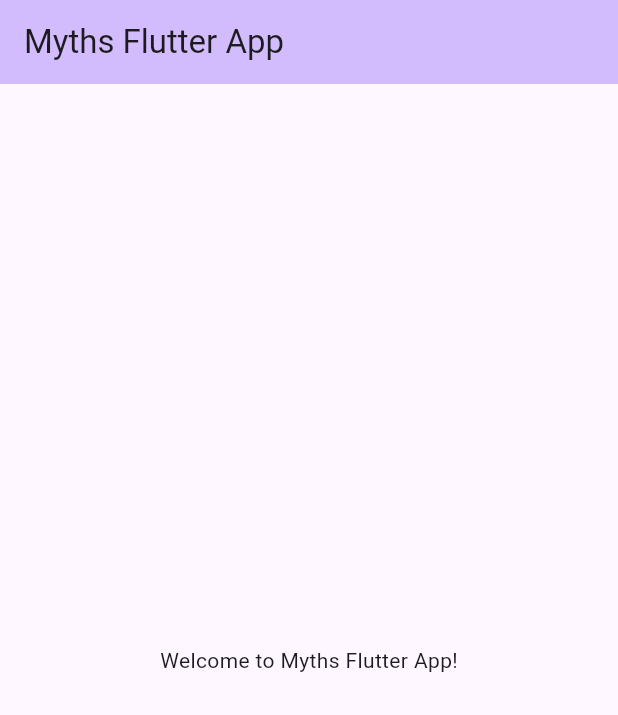
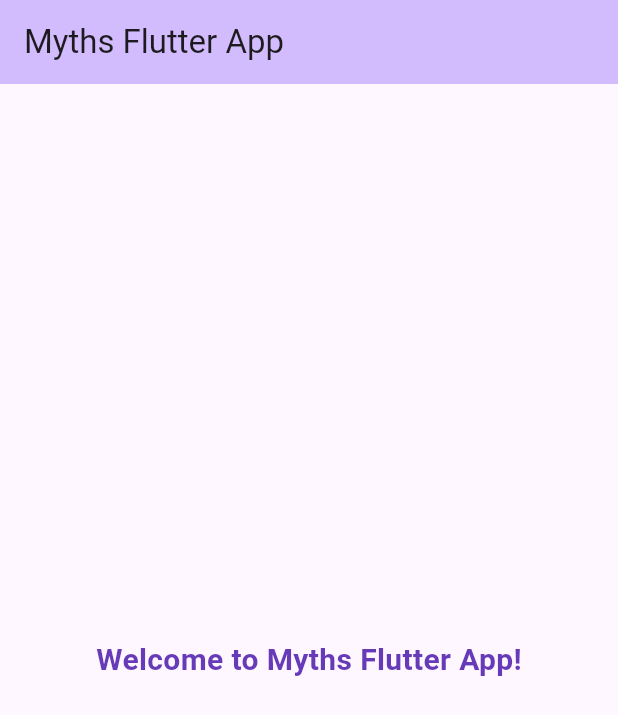
Before and after one commit to Rakib-208/flutter_prog, a Flutter app: the screen it shows after launch, on a phone screen of 412 x 824 dp. Shown: the top 715 px of the screen. Run offline on Flutter 3.47's test engine with Material 3 defaults, Android fonts, the light colour scheme and no system bars.

Commit message:
text formate and style.

```diff
--- a/lib/main.dart
+++ b/lib/main.dart
@@ -34,7 +34,16 @@
       body: const Center(
         child: Column(
           mainAxisAlignment: MainAxisAlignment.center,
-          children: <Widget>[Text('Welcome to Myths Flutter App!')],
+          children: <Widget>[
+            const Text(
+              'Welcome to Myths Flutter App!',
+              style: TextStyle(
+                fontSize: 20,
+                fontWeight: FontWeight.bold,
+                color: Colors.deepPurple,
+              ),
+            ),
+          ],
         ),
       ),
     );
```
